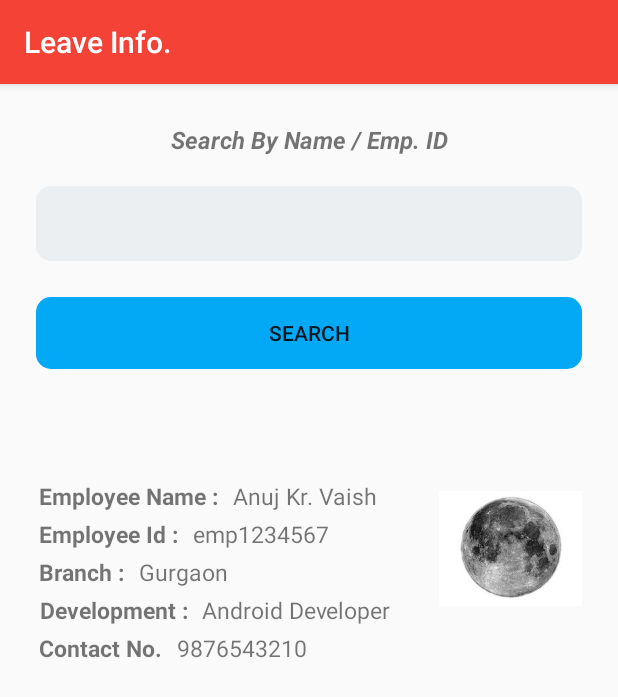
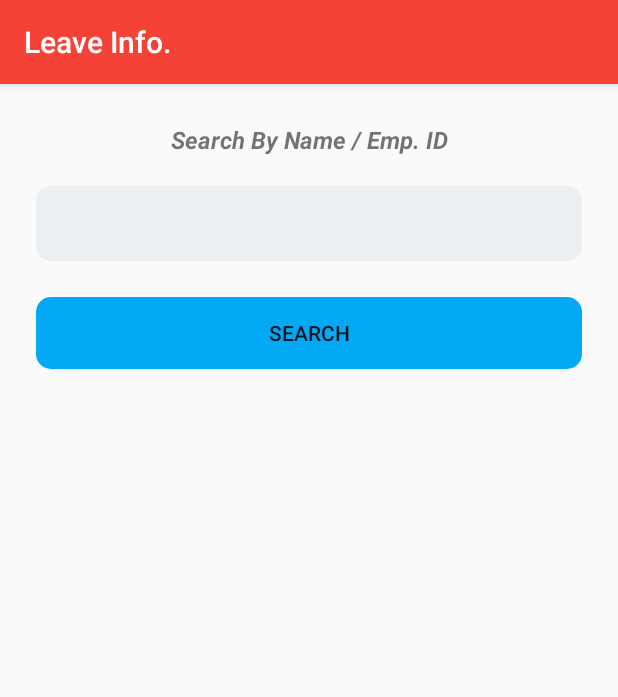
Before and after one commit to anujkv/AxpressLogisticApp, an Android app: the LeaveInfoActivity screen opened directly, with no data from a screen before it, after a tap on "SEARCH", on a phone screen of 412 x 824 dp. Shown: the top 697 px of the screen. Run offline under Robolectric (Android 15) with nearby library versions, the phone set to English and light mode, and no system bars; 1 statement that could not run was skipped.

Commit message:
fetching data from local json done

```diff
--- a/app/src/main/java/com/example/it2/axpresslogisticapp/acitvities/LeaveInfoActivity.java
+++ b/app/src/main/java/com/example/it2/axpresslogisticapp/acitvities/LeaveInfoActivity.java
@@ -2,9 +2,14 @@ package com.example.it2.axpresslogisticapp.acitvities;
 
 import android.support.v7.app.AppCompatActivity;
 import android.os.Bundle;
+import android.text.Layout;
 import android.view.View;
+import android.view.inputmethod.InputMethodManager;
 import android.widget.Button;
 import android.widget.EditText;
+import android.widget.ImageView;
+import android.widget.LinearLayout;
+import android.widget.TextView;
 import android.widget.Toast;
 
 import com.example.it2.axpresslogisticapp.R;
@@ -13,6 +18,7 @@ import org.json.JSONArray;
 import org.json.JSONException;
 import org.json.JSONObject;
 
+import java.io.BufferedReader;
 import java.io.IOException;
 import java.io.InputStream;
 import java.util.ArrayList;
@@ -22,50 +28,98 @@ public class LeaveInfoActivity extends AppCompatActivity {
     ArrayList<String> datafetchlist = new ArrayList<>();
     EditText input_editText;
     Button search_btn;
-    String input_text = "asdfsdfsdf";
+    String input_text = "";
+    LinearLayout info;
+
+    TextView empName, empId, branch, department, designation, contact,error_msg;
+    ImageView empImg;
 
     @Override
     protected void onCreate(Bundle savedInstanceState) {
         super.onCreate(savedInstanceState);
         setContentView(R.layout.activity_leave_info);
 
-        input_editText  = findViewById(R.id.input_edit_text_id);
+        info = findViewById(R.id.info);
+
+        input_editText = findViewById(R.id.input_edit_text_id);
         search_btn = findViewById(R.id.btn_search);
+        error_msg = findViewById(R.id.employee_not_found_text_Id);
 
+        empName = findViewById(R.id.user_nameId);
+        empId = findViewById(R.id.user_id);
+        branch = findViewById(R.id.branch_id);
+        department = findViewById(R.id.department_id);
+        designation = findViewById(R.id.designation_id);
+        contact = findViewById(R.id.contact_id);
 
-        input_text = input_editText.getText().toString();
         search_btn.setOnClickListener(new View.OnClickListener() {
             @Override
             public void onClick(View v) {
-                get_data();
-                Toast.makeText(getApplicationContext(),"search is "+input_editText.getText().toString(),Toast.LENGTH_SHORT).show();
-                input_editText.setText("");
+                if (input_editText.getText().toString().trim().toLowerCase().isEmpty() ) {
+                    Toast.makeText(getApplicationContext(), "Enter the input!", Toast.LENGTH_SHORT).show();
+                    error_msg.setVisibility(View.INVISIBLE);
+                    info.setVisibility(View.INVISIBLE);
+                } else {
+                    input_text = input_editText.getText().toString().toLowerCase().trim();
+                        get_data(input_text);
+                        input_editText.setText("");
+                }
+                InputMethodManager imm = (InputMethodManager)getSystemService(INPUT_METHOD_SERVICE);
+                imm.hideSoftInputFromWindow(getCurrentFocus().getWindowToken(), 0);
             }
         });
     }
 
-    public void get_data() {
-        String json;
-
+    public void get_data(String input_text) {
+        boolean VISIABLE_FLAG = false;
+        boolean VISIABLITY_ERROR_FLAG  = false;
+        this.input_text = input_text;
+        String json = null;
+        JSONObject jsonObject = null;
         try {
             InputStream inputStream = getAssets().open("employeedetails.json");
-            int size = inputStream.available();
-            byte[] bytes = new byte[size];
-            inputStream.read(bytes);
+            byte[] buffer = new byte[inputStream.available()];
+
+            inputStream.read(buffer);
             inputStream.close();
 
-            json = new String(bytes,"UTF-8");
+            json = new String(buffer, "UTF-8");
             JSONArray jsonArray = new JSONArray(json);
 
-            for(int i = 0; i<jsonArray.length();i++){
-                JSONObject object = jsonArray.getJSONObject(i);
-                Toast.makeText(getApplicationContext(),object.getString("name"),Toast.LENGTH_SHORT).show();
+            for (int i = 0; i < jsonArray.length(); i++) {
+                jsonObject = jsonArray.getJSONObject(i);
 
-//                if (object.getString("name").equals("input_text")){
-//                    datafetchlist.add(object.getString("empid"));
-//                }
+                if (jsonObject.getString("name").toLowerCase().equals(input_text) ||
+                        jsonObject.getString("empid").toLowerCase().equals(input_text)) {
+                    empId.setText(jsonObject.getString("empid"));
+                    empName.setText(jsonObject.getString("name"));
+                    branch.setText(jsonObject.getString("branch"));
+                    department.setText(jsonObject.getString("department"));
+                    designation.setText(jsonObject.getString("designation"));
+                    contact.setText(jsonObject.getString("contact"));
+                    VISIABLE_FLAG = true;
+
+                }
+
             }
-            Toast.makeText(getApplicationContext(),datafetchlist.toString(),Toast.LENGTH_LONG).show();
+            if(VISIABLE_FLAG == true){
+                info.setVisibility(View.VISIBLE);
+                error_msg.setVisibility(View.INVISIBLE);
+            }
+            else{
+                if(input_text.isEmpty()){
+                    error_msg.setText(R.string.blank_field_error);
+                    error_msg.setVisibility(View.VISIBLE);
+                    info.setVisibility(View.INVISIBLE);
+                }
+                else {
+                    error_msg.setText(R.string.employee_not_found);
+                    error_msg.setVisibility(View.VISIBLE);
+                    info.setVisibility(View.INVISIBLE);
+                }
+            }
+
+
 
         } catch (IOException e) {
             e.printStackTrace();
@@ -73,4 +127,8 @@ public class LeaveInfoActivity extends AppCompatActivity {
             e.printStackTrace();
         }
     }
+
+    private void call() {
+
+    }
 }
--- a/app/src/main/res/layout/activity_leave_info.xml
+++ b/app/src/main/res/layout/activity_leave_info.xml
@@ -13,15 +13,18 @@
         <!--android:layout_width="match_parent"-->
         <!--android:layout_height="match_parent">-->
     <LinearLayout
+        android:id="@+id/info"
         android:layout_width="match_parent"
         android:layout_height="wrap_content"
-            android:layout_weight="1"
-            android:padding="24dp"
-            android:orientation="horizontal">
+        android:layout_weight=".6"
+        android:orientation="horizontal"
+        android:visibility="invisible"
+        android:paddingLeft="24dp">
 
         <LinearLayout
-                android:layout_width="wrap_content"
+            android:layout_width="0dp"
             android:layout_height="wrap_content"
+            android:layout_weight="1"
             android:orientation="vertical">
 
             <LinearLayout
@@ -33,8 +36,8 @@
                 <TextView
                     android:layout_width="wrap_content"
                     android:layout_height="wrap_content"
+                    android:text="Employee Name :"
                     android:textSize="15dp"
-                        android:text="Employee Name :"
                     android:textStyle="bold" />
 
                 <TextView
@@ -42,8 +45,7 @@
                     android:layout_width="match_parent"
                     android:layout_height="wrap_content"
                     android:layout_marginLeft="10dp"
-                        android:textSize="15dp"
-                        android:text="Anuj Kr. Vaish" />
+                    android:textSize="15dp" />
             </LinearLayout>
 
             <LinearLayout
@@ -64,8 +66,7 @@
                     android:layout_width="match_parent"
                     android:layout_height="wrap_content"
                     android:layout_marginLeft="10dp"
-                        android:textSize="15dp"
-                        android:text="emp1234567" />
+                    android:textSize="15dp" />
             </LinearLayout>
 
             <LinearLayout
@@ -83,14 +84,14 @@
                     android:textStyle="bold" />
 
                 <TextView
-                        android:id="@+id/current_date_id"
+                    android:id="@+id/branch_id"
                     android:layout_width="wrap_content"
                     android:layout_height="match_parent"
                     android:layout_marginLeft="10dp"
-                        android:textSize="15dp"
                     android:layout_weight="1"
-                        android:text="@string/branch_location" />
+                    android:textSize="15dp" />
             </LinearLayout>
+
             <LinearLayout
                 android:layout_width="match_parent"
                 android:layout_height="wrap_content"
@@ -110,9 +111,31 @@
                     android:layout_width="wrap_content"
                     android:layout_height="match_parent"
                     android:layout_marginLeft="10dp"
+                    android:layout_weight="1"
+                    android:textSize="15dp" />
+            </LinearLayout>
+
+            <LinearLayout
+                android:layout_width="match_parent"
+                android:layout_height="wrap_content"
+                android:layout_margin="2dp"
+                android:orientation="horizontal">
+
+                <TextView
+                    android:layout_width="wrap_content"
+                    android:layout_height="match_parent"
+                    android:gravity="center"
+                    android:text="@string/designation"
                     android:textSize="15dp"
+                    android:textStyle="bold" />
+
+                <TextView
+                    android:id="@+id/designation_id"
+                    android:layout_width="wrap_content"
+                    android:layout_height="match_parent"
+                    android:layout_marginLeft="10dp"
                     android:layout_weight="1"
-                        android:text="Android Developer" />
+                    android:textSize="15dp" />
             </LinearLayout>
 
             <LinearLayout
@@ -130,19 +153,19 @@
                     android:textStyle="bold" />
 
                 <TextView
-                        android:id="@+id/input_contact_id"
+                    android:id="@+id/contact_id"
                     android:layout_width="wrap_content"
                     android:layout_height="match_parent"
                     android:layout_marginLeft="10dp"
-                        android:textSize="15dp"
                     android:layout_weight="1"
-                        android:text="9876543210" />
+                    android:textSize="15dp" />
             </LinearLayout>
         </LinearLayout>
 
         <LinearLayout
-                android:layout_width="match_parent"
+            android:layout_width="0dp"
             android:layout_height="wrap_content"
+            android:layout_weight=".4"
             android:gravity="right">
 
             <ImageView
--- a/app/src/main/res/layout/search_formate.xml
+++ b/app/src/main/res/layout/search_formate.xml
@@ -30,16 +30,18 @@
         android:layout_marginBottom="24dp"
         android:layout_marginTop="24dp"
         android:background="@drawable/button_shape"
+        android:maxLines="1"
         android:padding="12dp"
         android:text="@string/searchbtn" />
 
-    <!--<TextView
+    <TextView
+        android:visibility="invisible"
+        android:id="@+id/employee_not_found_text_Id"
         android:layout_width="match_parent"
         android:layout_height="wrap_content"
         android:text="@string/employee_not_found"
         android:gravity="center"
         android:textStyle="italic"
         android:textColor="@color/colorPrimary"
-        android:id="@+id/employee_not_found_text_Id"
-        android:layout_marginTop="2dp"/>-->
+        android:layout_marginTop="2dp"/>
 </LinearLayout>
--- a/app/src/main/res/values/strings.xml
+++ b/app/src/main/res/values/strings.xml
@@ -38,8 +38,9 @@
     <string name="attendance_summary">Attendance Summary</string>
     <string name="searchbyname_id">Search By Name / Emp. ID</string>
     <string name="name_id">Name / Employee ID</string>
-    <string name="employee_not_found">Employee not found</string>
+    <string name="employee_not_found">Employee not found!!</string>
     <string name="department">Development : </string>
     <string name="branch_location">Gurgaon</string>
     <string name="leave_info">Leave Info.</string>
+    <string name="blank_field_error">Enter the correct input!!</string>
 </resources>
```
Also changed, not shown: app/src/main/assets/employeedetails.json (+18 -7 lines). Lines whose indentation alone changed are shown as unchanged.
